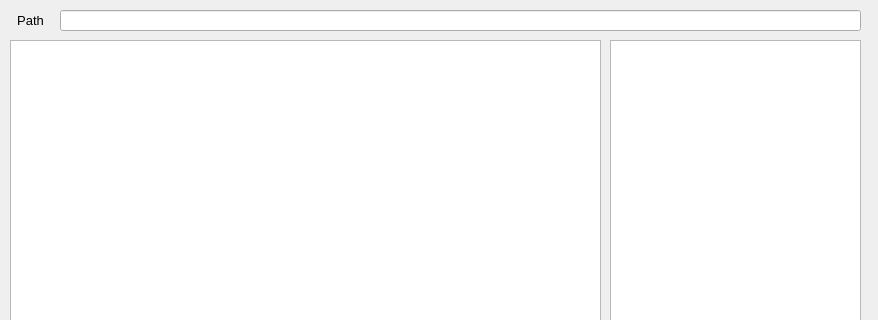
huyg1108/FAT32-NTFS-reader, file ui/app.ui: the form before one commit; both pictures show x 0 to 878 and y 0 to 320 of the 878 by 632 pixel window.
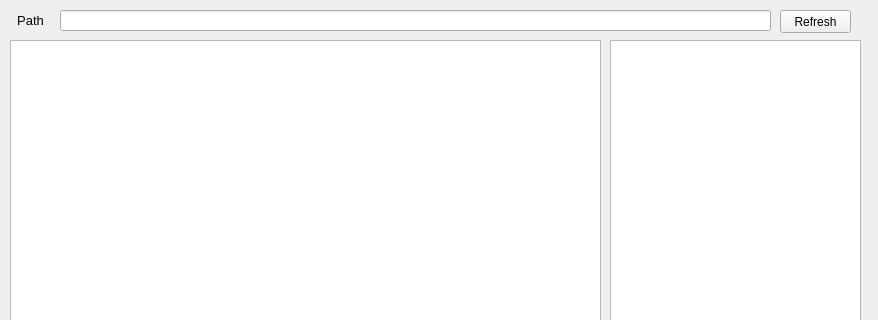
The form after the commit.

Commit message: done restore NTFS and add refresh

Diff of the .ui file:
```diff
--- a/ui/app.ui
+++ b/ui/app.ui
@@ -42,7 +42,7 @@
      <rect>
       <x>60</x>
       <y>10</y>
-      <width>801</width>
+      <width>711</width>
       <height>21</height>
      </rect>
     </property>
@@ -86,6 +86,19 @@
      <string>Recycle Bin</string>
     </property>
    </widget>
+   <widget class="QPushButton" name="refreshButton">
+    <property name="geometry">
+     <rect>
+      <x>780</x>
+      <y>10</y>
+      <width>71</width>
+      <height>23</height>
+     </rect>
+    </property>
+    <property name="text">
+     <string>Refresh</string>
+    </property>
+   </widget>
   </widget>
   <widget class="QMenuBar" name="menubar">
    <property name="geometry">
```
The commit also changes 8 other files.
